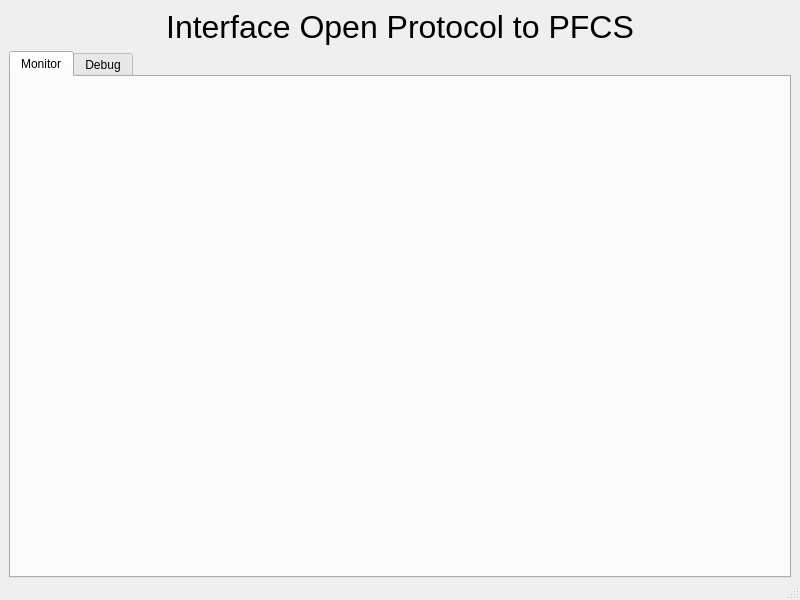
liprandi/ZCamPfcs, file mainwindow.ui: the form before one commit.
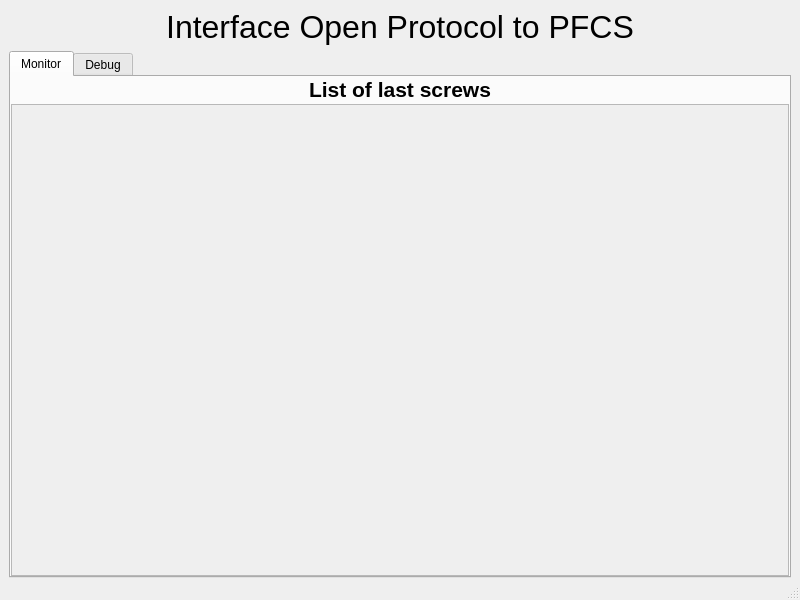
The form after the commit.

What changed in the file:
```diff
--- a/mainwindow.ui
+++ b/mainwindow.ui
@@ -49,6 +49,73 @@
        <attribute name="title">
         <string>Monitor</string>
        </attribute>
+       <layout class="QVBoxLayout" name="verticalLayout_4" stretch="0,0">
+        <property name="spacing">
+         <number>2</number>
+        </property>
+        <property name="leftMargin">
+         <number>0</number>
+        </property>
+        <property name="topMargin">
+         <number>0</number>
+        </property>
+        <property name="rightMargin">
+         <number>0</number>
+        </property>
+        <property name="bottomMargin">
+         <number>0</number>
+        </property>
+        <item>
+         <widget class="QLabel" name="label_2">
+          <property name="font">
+           <font>
+            <pointsize>16</pointsize>
+            <bold>true</bold>
+           </font>
+          </property>
+          <property name="text">
+           <string>List of last screws</string>
+          </property>
+          <property name="alignment">
+           <set>Qt::AlignCenter</set>
+          </property>
+         </widget>
+        </item>
+        <item>
+         <widget class="QScrollArea" name="scrollview">
+          <property name="widgetResizable">
+           <bool>true</bool>
+          </property>
+          <widget class="QWidget" name="listscrews">
+           <property name="geometry">
+            <rect>
+             <x>0</x>
+             <y>0</y>
+             <width>774</width>
+             <height>424</height>
+            </rect>
+           </property>
+           <layout class="QVBoxLayout" name="verticalLayout_3">
+            <property name="spacing">
+             <number>0</number>
+            </property>
+            <property name="leftMargin">
+             <number>0</number>
+            </property>
+            <property name="topMargin">
+             <number>0</number>
+            </property>
+            <property name="rightMargin">
+             <number>0</number>
+            </property>
+            <property name="bottomMargin">
+             <number>0</number>
+            </property>
+           </layout>
+          </widget>
+         </widget>
+        </item>
+       </layout>
       </widget>
       <widget class="QWidget" name="tbDebug">
        <attribute name="title">
```
Left out of the diff: 2 changed lines with no effect on the pictures.
